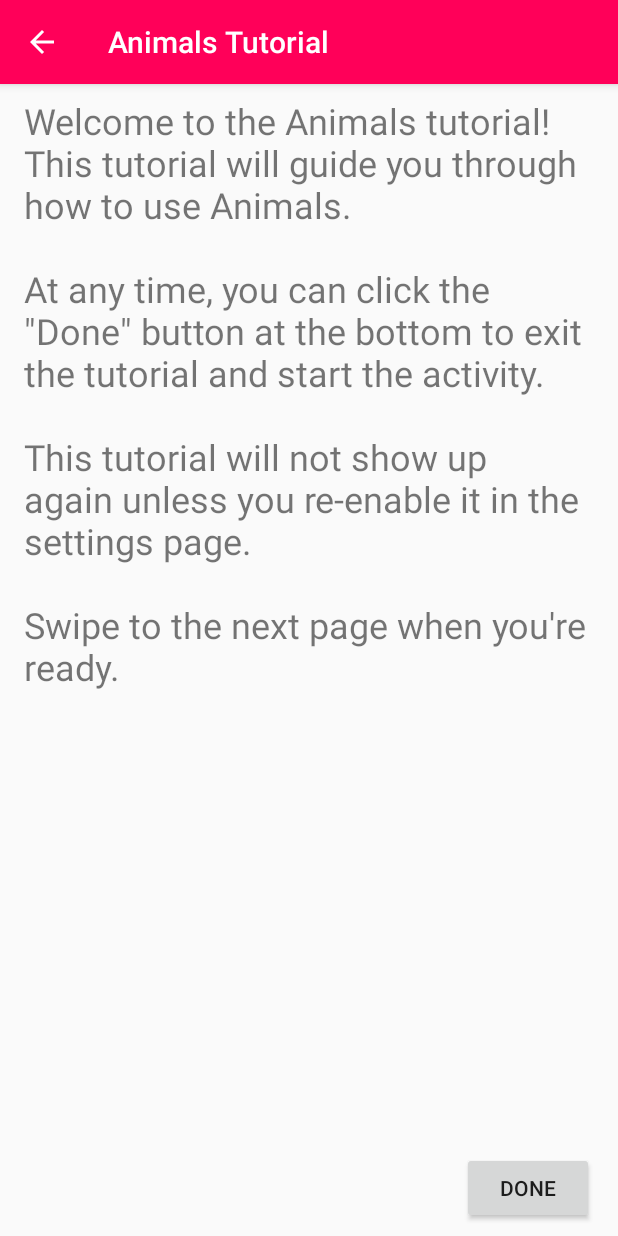
After one commit to calvin-cs262-fall2019-teamC/client, an Android app: the AnimalsTutorial screen opened directly, with no data from a screen before it, on a phone screen of 412 x 824 dp. The commit adds this screen. Run offline under Robolectric (Android 15) with nearby library versions, the phone set to English and light mode, and no system bars.

Commit message:
animals tutorial working

```diff
--- a/app/src/main/AndroidManifest.xml
+++ b/app/src/main/AndroidManifest.xml
@@ -36,6 +36,13 @@
         </activity>
         <activity android:name=".HistoryTutorial"
             android:label="History Tutorial"
+            android:parentActivityName=".MainActivity">
+            <meta-data
+                android:name="android.support.PARENT_ACTIVITY"
+                android:value="edu.calvin.cs262.sensapp.MainActivity" />
+        </activity>
+        <activity android:name=".AnimalsTutorial"
+            android:label="Animals Tutorial"
             android:parentActivityName=".MainActivity">
             <meta-data
                 android:name="android.support.PARENT_ACTIVITY"
--- /dev/null
+++ b/app/src/main/java/edu/calvin/cs262/sensapp/AnimalsTutorial.java
@@ -0,0 +1,48 @@
+package edu.calvin.cs262.sensapp;
+
+import android.content.Context;
+import android.content.Intent;
+import android.content.SharedPreferences;
+import android.os.Bundle;
+import android.util.Log;
+import android.view.View;
+
+import androidx.appcompat.app.AppCompatActivity;
+import androidx.preference.PreferenceManager;
+import androidx.viewpager.widget.ViewPager;
+
+public class AnimalsTutorial extends AppCompatActivity {
+    private Context context;
+    private AnimalsTutorialPagerAdapter adapter;
+    private ViewPager viewPager;
+
+    @Override
+    protected void onCreate(Bundle savedInstanceState) {
+        super.onCreate(savedInstanceState);
+        setContentView(R.layout.activity_animals_tutorial);
+
+        context = getApplicationContext();
+
+        viewPager = findViewById(R.id.tutorial_pager);
+        adapter = new AnimalsTutorialPagerAdapter(getSupportFragmentManager(), 2, context);
+        viewPager.setAdapter(adapter);
+    }
+
+    /**
+     * Launches the animals activity when the button is pressed.
+     *
+     * @param view The current View object (the "Done" button).
+     */
+    public void launchAnimalsActivity(View view) {
+
+        SharedPreferences prefs = PreferenceManager.getDefaultSharedPreferences(context);
+        SharedPreferences.Editor editor = prefs.edit();
+        editor.putBoolean("animals_tutorial", false);
+        editor.apply();
+
+        Log.d("AnimalsTutorial", "activity launching AnimalsActivity");
+        Intent intent = new Intent(context, AnimalsActivity.class);
+        startActivity(intent);
+    }
+
+}
--- /dev/null
+++ b/app/src/main/java/edu/calvin/cs262/sensapp/AnimalsTutorialPagerAdapter.java
@@ -0,0 +1,67 @@
+package edu.calvin.cs262.sensapp;
+
+import android.content.Context;
+import android.os.Bundle;
+
+import androidx.annotation.NonNull;
+import androidx.fragment.app.Fragment;
+import androidx.fragment.app.FragmentManager;
+import androidx.fragment.app.FragmentStatePagerAdapter;
+
+/**
+ * PagerAdapter is a FragmentStatePagerAdapter for a number of faces of a cube to be paged through
+ */
+public class AnimalsTutorialPagerAdapter extends FragmentStatePagerAdapter {
+    private int numPages;
+    private Context context;
+
+    /**
+     * Construct a PagerAdapter
+     *
+     * @param fm FragmentManager
+     * @param numPages int of number of faces on cube
+     * @param app_context Current Context
+     */
+    public AnimalsTutorialPagerAdapter(FragmentManager fm, int numPages, Context app_context) {
+        super(fm);
+        this.numPages = numPages;
+        context = app_context;
+    }
+
+    /**
+     * Get the Fragment at a position
+     *
+     * @param position int position of the needed Fragment
+     * @return needed Fragment
+     */
+    @NonNull
+    @Override
+    public Fragment getItem(int position) {
+        Bundle fragment_data = new Bundle();
+        TutorialItem tutorialItem = new TutorialItem();
+        switch (position) {
+            case 0:
+                Tutorial1 tutorial1 = new Tutorial1();
+                fragment_data.putInt("activity_name_id", R.string.activity_five_title);
+                tutorial1.setArguments(fragment_data);
+                return tutorial1;
+            case 1:
+                fragment_data.putInt("textID", R.string.activity_five_info);
+                break;
+            case 2:
+                return new TutorialToHistory();
+            default:
+                throw new RuntimeException("ERROR: unknown page visited in Animals tutorial.");
+        }
+        tutorialItem.setArguments(fragment_data);
+        return tutorialItem;
+    }
+
+    /**
+     * Return the number of tutorial pages
+     */
+    @Override
+    public int getCount() {
+        return numPages;
+    }
+}
--- a/app/src/main/java/edu/calvin/cs262/sensapp/MainActivity.java
+++ b/app/src/main/java/edu/calvin/cs262/sensapp/MainActivity.java
@@ -173,7 +173,15 @@ public class MainActivity extends AppCompatActivity {
      * @param view The current View object (the animals activity button).
      */
     public void launchAnimalsActivity(View view) {
-        Intent intent = new Intent(this, AnimalsActivity.class);
+        SharedPreferences prefs = PreferenceManager.getDefaultSharedPreferences(this);
+        boolean animals_tutorial = prefs.getBoolean("animals_tutorial", true);
+        Intent intent;
+        if (animals_tutorial) {
+            intent = new Intent(this, AnimalsTutorial.class);
+        }
+        else {
+            intent = new Intent(this, AnimalsActivity.class);
+        }
         startActivity(intent);
     }
 
--- /dev/null
+++ b/app/src/main/res/layout/activity_animals_tutorial.xml
@@ -0,0 +1,44 @@
+<?xml version="1.0" encoding="utf-8"?>
+<androidx.constraintlayout.widget.ConstraintLayout xmlns:android="http://schemas.android.com/apk/res/android"
+    xmlns:app="http://schemas.android.com/apk/res-auto"
+    xmlns:tools="http://schemas.android.com/tools"
+    android:layout_width="match_parent"
+    android:layout_height="match_parent"
+    tools:context=".AnimalsTutorial">
+
+    <!--    <TextView-->
+    <!--        android:id="@+id/page_number"-->
+    <!--        android:layout_width="wrap_content"-->
+    <!--        android:layout_height="wrap_content"-->
+    <!--        android:layout_marginStart="16dp"-->
+    <!--        android:layout_marginLeft="16dp"-->
+    <!--        android:layout_marginBottom="16dp"-->
+    <!--        android:text="1/1"-->
+    <!--        app:layout_constraintBottom_toBottomOf="parent"-->
+    <!--        app:layout_constraintStart_toStartOf="parent" />-->
+
+    <Button
+        android:id="@+id/sounds_tutorial_button"
+        android:layout_width="wrap_content"
+        android:layout_height="wrap_content"
+        android:layout_marginBottom="8dp"
+        android:layout_marginEnd="16dp"
+        android:layout_marginRight="16dp"
+        android:text="@string/done"
+        android:onClick="launchAnimalsActivity"
+        app:layout_constraintEnd_toEndOf="parent"
+        app:layout_constraintBottom_toBottomOf="parent" />
+
+    <androidx.viewpager.widget.ViewPager
+        android:id="@+id/tutorial_pager"
+        android:layout_width="match_parent"
+        android:layout_height="fill_parent"
+        app:layout_constraintBottom_toBottomOf="parent"
+        app:layout_constraintLeft_toLeftOf="parent"
+        app:layout_constraintRight_toRightOf="parent"
+        app:layout_constraintStart_toStartOf="parent"
+        app:layout_constraintBottom_toTopOf="@id/sounds_tutorial_button">
+
+    </androidx.viewpager.widget.ViewPager>
+
+</androidx.constraintlayout.widget.ConstraintLayout>
```
